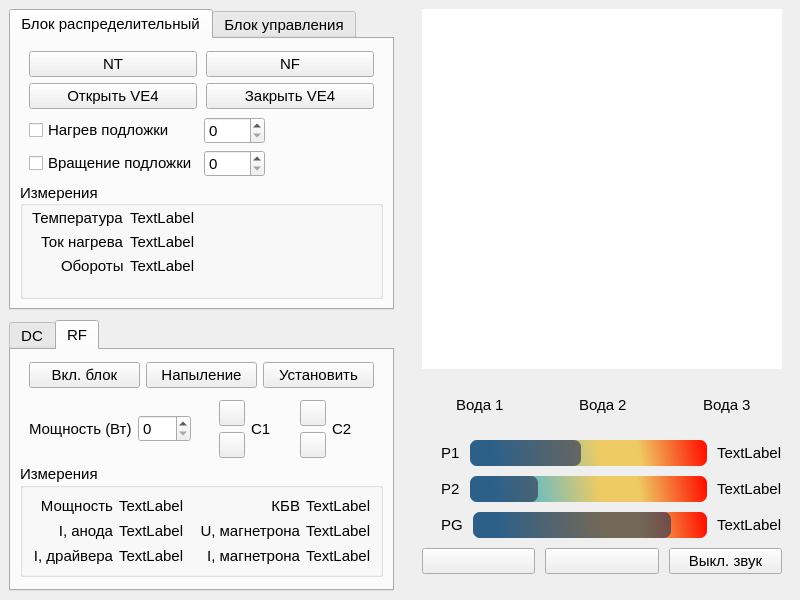
Old version of the form startup.ui in the repository Oerdna/VN3000.
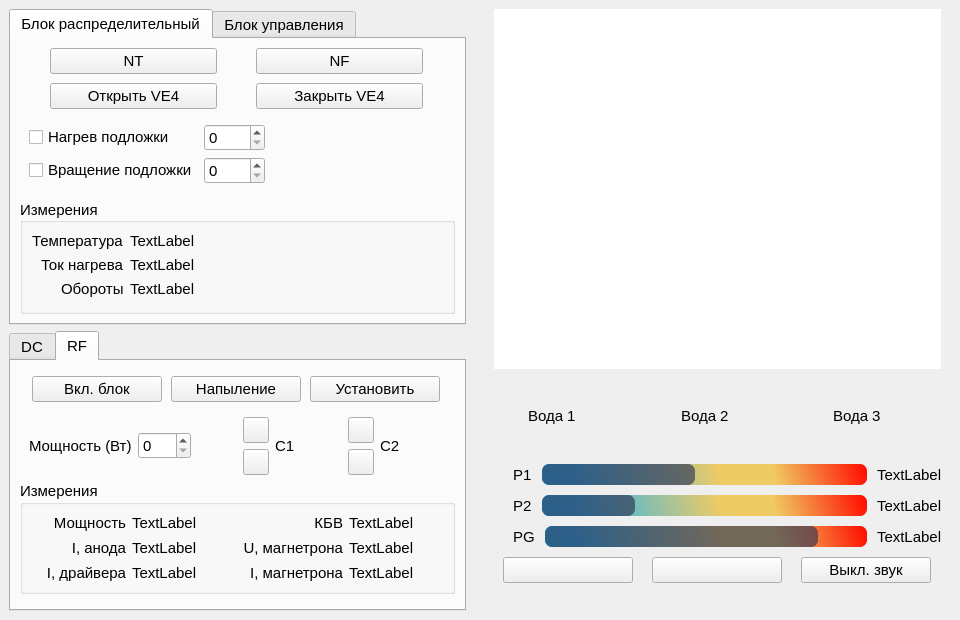
New version of the form. The open tabs and pages were chosen to show the change. Icons and pictures are not drawn.

The edit to the form file:
```diff
--- a/startup.ui
+++ b/startup.ui
@@ -7,8 +7,8 @@
    <rect>
     <x>0</x>
     <y>0</y>
-    <width>800</width>
-    <height>600</height>
+    <width>960</width>
+    <height>620</height>
    </rect>
   </property>
   <property name="sizePolicy">
@@ -19,14 +19,14 @@
   </property>
   <property name="minimumSize">
    <size>
-    <width>800</width>
-    <height>600</height>
+    <width>960</width>
+    <height>620</height>
    </size>
   </property>
   <property name="maximumSize">
    <size>
-    <width>800</width>
-    <height>600</height>
+    <width>960</width>
+    <height>620</height>
    </size>
   </property>
   <property name="font">
@@ -76,7 +76,7 @@
     <item>
      <layout class="QVBoxLayout" name="verticalLayout">
       <property name="spacing">
-       <number>10</number>
+       <number>6</number>
       </property>
       <property name="leftMargin">
        <number>9</number>
@@ -128,31 +128,25 @@
           <string>Блок распределительный</string>
          </attribute>
          <layout class="QVBoxLayout" name="verticalLayout_3">
-          <property name="spacing">
-           <number>2</number>
-          </property>
           <item>
            <layout class="QGridLayout" name="gridLayout_2_blockRasp">
-            <property name="leftMargin">
+            <property name="spacing">
              <number>9</number>
             </property>
-            <property name="topMargin">
-             <number>3</number>
-            </property>
-            <property name="rightMargin">
-             <number>9</number>
-            </property>
-            <property name="bottomMargin">
-             <number>3</number>
-            </property>
-            <property name="horizontalSpacing">
-             <number>9</number>
-            </property>
-            <property name="verticalSpacing">
-             <number>6</number>
-            </property>
             <item row="1" column="0">
              <widget class="QPushButton" name="pushButton_open_VE4">
+              <property name="minimumSize">
+               <size>
+                <width>167</width>
+                <height>26</height>
+               </size>
+              </property>
+              <property name="maximumSize">
+               <size>
+                <width>167</width>
+                <height>26</height>
+               </size>
+              </property>
               <property name="text">
                <string>Открыть VE4</string>
               </property>
@@ -160,6 +154,18 @@
             </item>
             <item row="1" column="1">
              <widget class="QPushButton" name="pushButton_close_VE4">
+              <property name="minimumSize">
+               <size>
+                <width>167</width>
+                <height>26</height>
+               </size>
+              </property>
+              <property name="maximumSize">
+               <size>
+                <width>167</width>
+                <height>26</height>
+               </size>
+              </property>
               <property name="text">
                <string>Закрыть VE4</string>
               </property>
@@ -167,6 +173,18 @@
             </item>
             <item row="0" column="0">
              <widget class="QPushButton" name="pushButton_NT">
+              <property name="minimumSize">
+               <size>
+                <width>167</width>
+                <height>26</height>
+               </size>
+              </property>
+              <property name="maximumSize">
+               <size>
+                <width>167</width>
+                <height>26</height>
+               </size>
+              </property>
               <property name="text">
                <string>NT</string>
               </property>
@@ -187,6 +205,18 @@
             </item>
             <item row="0" column="1">
              <widget class="QPushButton" name="pushButton_NF">
+              <property name="minimumSize">
+               <size>
+                <width>167</width>
+                <height>26</height>
+               </size>
+              </property>
+              <property name="maximumSize">
+               <size>
+                <width>167</width>
+                <height>26</height>
+               </size>
+              </property>
               <property name="text">
                <string>NF</string>
               </property>
@@ -216,23 +246,29 @@
              <number>9</number>
             </property>
             <property name="topMargin">
-             <number>3</number>
+             <number>9</number>
             </property>
             <property name="rightMargin">
              <number>9</number>
             </property>
             <property name="bottomMargin">
-             <number>3</number>
+             <number>9</number>
             </property>
             <property name="spacing">
              <number>6</number>
             </property>
-            <item row="0" column="1">
-             <widget class="QSpinBox" name="spinBox_current_heat">
-              <property name="maximum">
-               <number>5500</number>
+            <item row="0" column="2">
+             <spacer name="horizontalSpacer_2">
+              <property name="orientation">
+               <enum>Qt::Horizontal</enum>
               </property>
-             </widget>
+              <property name="sizeHint" stdset="0">
+               <size>
+                <width>40</width>
+                <height>20</height>
+               </size>
+              </property>
+             </spacer>
             </item>
             <item row="1" column="0">
              <widget class="QCheckBox" name="checkBox_rotation_substrate">
@@ -241,13 +277,6 @@
               </property>
              </widget>
             </item>
-            <item row="1" column="1">
-             <widget class="QSpinBox" name="spinBox_Speed">
-              <property name="maximum">
-               <number>100</number>
-              </property>
-             </widget>
-            </item>
             <item row="0" column="0">
              <widget class="QCheckBox" name="checkBox_currnet_heat">
               <property name="text">
@@ -255,19 +284,6 @@
               </property>
              </widget>
             </item>
-            <item row="0" column="2">
-             <spacer name="horizontalSpacer_2">
-              <property name="orientation">
-               <enum>Qt::Horizontal</enum>
-              </property>
-              <property name="sizeHint" stdset="0">
-               <size>
-                <width>40</width>
-                <height>20</height>
-               </size>
-              </property>
-             </spacer>
-            </item>
             <item row="1" column="2">
              <spacer name="horizontalSpacer_3">
               <property name="orientation">
@@ -281,6 +297,38 @@
               </property>
              </spacer>
             </item>
+            <item row="1" column="1">
+             <widget class="QSpinBox" name="spinBox_Speed">
+              <property name="minimumSize">
+               <size>
+                <width>57</width>
+                <height>22</height>
+               </size>
+              </property>
+              <property name="maximum">
+               <number>100</number>
+              </property>
+             </widget>
+            </item>
+            <item row="0" column="1">
+             <widget class="QSpinBox" name="spinBox_current_heat">
+              <property name="minimumSize">
+               <size>
+                <width>57</width>
+                <height>22</height>
+               </size>
+              </property>
+              <property name="maximumSize">
+               <size>
+                <width>16777215</width>
+                <height>16777215</height>
+               </size>
+              </property>
+              <property name="maximum">
+               <number>5500</number>
+              </property>
+             </widget>
+            </item>
            </layout>
           </item>
           <item>
@@ -307,12 +355,6 @@
              <property name="labelAlignment">
               <set>Qt::AlignRight|Qt::AlignTrailing|Qt::AlignVCenter</set>
              </property>
-             <property name="topMargin">
-              <number>3</number>
-             </property>
-             <property name="bottomMargin">
-              <number>3</number>
-             </property>
              <item row="0" column="0">
               <widget class="QLabel" name="label_temperature">
                <property name="frameShape">
@@ -382,30 +424,21 @@
          </attribute>
          <layout class="QVBoxLayout" name="verticalLayout_4">
           <property name="spacing">
-           <number>3</number>
+           <number>6</number>
           </property>
           <item>
            <layout class="QGridLayout" name="gridLayout_2_blockUpr" columnstretch="0,0">
-            <property name="leftMargin">
+            <property name="spacing">
              <number>9</number>
             </property>
-            <property name="topMargin">
-             <number>3</number>
-            </property>
-            <property name="rightMargin">
-             <number>9</number>
-            </property>
-            <property name="bottomMargin">
-             <number>3</number>
-            </property>
-            <property name="horizontalSpacing">
-             <number>9</number>
-            </property>
-            <property name="verticalSpacing">
-             <number>6</number>
-            </property>
             <item row="1" column="0">
              <widget class="QPushButton" name="pushButton_VE3">
+              <property name="maximumSize">
+               <size>
+                <width>167</width>
+                <height>26</height>
+               </size>
+              </property>
               <property name="text">
                <string>Клапан VE3</string>
               </property>
@@ -416,6 +449,12 @@
             </item>
             <item row="0" column="0">
              <widget class="QPushButton" name="pushButton_VE1">
+              <property name="maximumSize">
+               <size>
+                <width>167</width>
+                <height>26</height>
+               </size>
+              </property>
               <property name="text">
                <string>Клапан VE1</string>
               </property>
@@ -426,6 +465,12 @@
             </item>
             <item row="0" column="1">
              <widget class="QPushButton" name="pushButton_VE2">
+              <property name="maximumSize">
+               <size>
+                <width>167</width>
+                <height>26</height>
+               </size>
+              </property>
               <property name="text">
                <string>Клапан VE2</string>
               </property>
@@ -436,6 +481,12 @@
             </item>
             <item row="1" column="1">
              <widget class="QPushButton" name="pushButton_PG">
+              <property name="maximumSize">
+               <size>
+                <width>167</width>
+                <height>26</height>
+               </size>
+              </property>
               <property name="text">
                <string>Датчик PG</string>
               </property>
@@ -456,13 +507,13 @@
              <number>9</number>
             </property>
             <property name="topMargin">
-             <number>3</number>
+             <number>9</number>
             </property>
             <property name="rightMargin">
              <number>9</number>
             </property>
             <property name="bottomMargin">
-             <number>3</number>
+             <number>9</number>
             </property>
             <property name="spacing">
              <number>6</number>
@@ -720,13 +771,13 @@
              <number>9</number>
             </property>
             <property name="topMargin">
-             <number>6</number>
+             <number>9</number>
             </property>
             <property name="rightMargin">
              <number>9</number>
             </property>
             <property name="bottomMargin">
-             <number>6</number>
+             <number>9</number>
             </property>
             <item>
              <widget class="QPushButton" name="pushButton_enableDcBlock">
@@ -735,13 +786,13 @@
               </property>
               <property name="minimumSize">
                <size>
-                <width>110</width>
+                <width>130</width>
                 <height>26</height>
                </size>
               </property>
               <property name="maximumSize">
                <size>
-                <width>110</width>
+                <width>130</width>
                 <height>26</height>
                </size>
               </property>
@@ -770,13 +821,13 @@
              <widget class="QPushButton" name="pushButton_CurrentDcMagnetron">
               <property name="minimumSize">
                <size>
-                <width>111</width>
+                <width>130</width>
                 <height>26</height>
                </size>
               </property>
               <property name="maximumSize">
                <size>
-                <width>111</width>
+                <width>130</width>
                 <height>26</height>
                </size>
               </property>
@@ -792,19 +843,6 @@
               </property>
              </widget>
             </item>
-            <item>
-             <spacer name="horizontalSpacer_9">
-              <property name="orientation">
-               <enum>Qt::Horizontal</enum>
-              </property>
-              <property name="sizeHint" stdset="0">
-               <size>
-                <width>40</width>
-                <height>20</height>
-               </size>
-              </property>
-             </spacer>
-            </item>
            </layout>
           </item>
           <item>
@@ -813,13 +851,13 @@
              <number>9</number>
             </property>
             <property name="topMargin">
-             <number>6</number>
+             <number>9</number>
             </property>
             <property name="rightMargin">
              <number>9</number>
             </property>
             <property name="bottomMargin">
-             <number>6</number>
+             <number>9</number>
             </property>
             <property name="horizontalSpacing">
              <number>6</number>
@@ -839,6 +877,12 @@
             </item>
             <item row="0" column="1">
              <widget class="QSpinBox" name="spinBox_CurrentDcMagnetron">
+              <property name="minimumSize">
+               <size>
+                <width>49</width>
+                <height>22</height>
+               </size>
+              </property>
               <property name="maximum">
                <number>255</number>
               </property>
@@ -938,16 +982,28 @@
              <number>9</number>
             </property>
             <property name="topMargin">
-             <number>6</number>
+             <number>9</number>
             </property>
             <property name="rightMargin">
              <number>9</number>
             </property>
             <property name="bottomMargin">
-             <number>6</number>
+             <number>9</number>
             </property>
             <item>
              <widget class="QPushButton" name="pushButton_enableRfBlock">
+              <property name="minimumSize">
+               <size>
+                <width>130</width>
+                <height>26</height>
+               </size>
+              </property>
+              <property name="maximumSize">
+               <size>
+                <width>130</width>
+                <height>26</height>
+               </size>
+              </property>
               <property name="text">
                <string>Вкл. блок</string>
               </property>
@@ -962,6 +1018,18 @@
             </item>
             <item>
              <widget class="QPushButton" name="pushButton_sputteringRFcheck">
+              <property name="minimumSize">
+               <size>
+                <width>130</width>
+                <height>26</height>
+               </size>
+              </property>
+              <property name="maximumSize">
+               <size>
+                <width>130</width>
+                <height>26</height>
+               </size>
+              </property>
               <property name="text">
                <string>Напыление</string>
               </property>
@@ -972,6 +1040,18 @@
             </item>
             <item>
              <widget class="QPushButton" name="pushButton_sputteringRF">
+              <property name="minimumSize">
+               <size>
+                <width>130</width>
+                <height>26</height>
+               </size>
+              </property>
+              <property name="maximumSize">
+               <size>
+                <width>130</width>
+                <height>26</height>
+               </size>
+              </property>
               <property name="text">
                <string>Установить</string>
               </property>
@@ -1006,6 +1086,12 @@
             </item>
             <item>
              <widget class="QSpinBox" name="spinBox_powerRfMagnetron">
+              <property name="minimumSize">
+               <size>
+                <width>49</width>
+                <height>22</height>
+               </size>
+              </property>
               <property name="maximum">
                <number>500</number>
               </property>
@@ -1028,6 +1114,12 @@
              <layout class="QGridLayout" name="gridLayout_2">
               <item row="0" column="0">
                <widget class="QPushButton" name="pushButton_upC1">
+                <property name="minimumSize">
+                 <size>
+                  <width>26</width>
+                  <height>26</height>
+                 </size>
+                </property>
                 <property name="maximumSize">
                  <size>
                   <width>26</width>
@@ -1054,6 +1146,12 @@
               </item>
               <item row="1" column="0">
                <widget class="QPushButton" name="pushButton_downC1">
+                <property name="minimumSize">
+                 <size>
+                  <width>26</width>
+                  <height>26</height>
+                 </size>
+                </property>
                 <property name="maximumSize">
                  <size>
                   <width>26</width>
@@ -1104,6 +1202,12 @@
              <layout class="QGridLayout" name="gridLayout_3">
               <item row="0" column="0">
                <widget class="QPushButton" name="pushButton_upC2">
+                <property name="minimumSize">
+                 <size>
+                  <width>26</width>
+                  <height>26</height>
+                 </size>
+                </property>
                 <property name="maximumSize">
                  <size>
                   <width>26</width>
@@ -1130,6 +1234,12 @@
               </item>
               <item row="1" column="0">
                <widget class="QPushButton" name="pushButton_downC2">
+                <property name="minimumSize">
+                 <size>
+                  <width>26</width>
+                  <height>26</height>
+                 </size>
+                </property>
                 <property name="maximumSize">
                  <size>
                   <width>26</width>
@@ -1357,7 +1467,7 @@
         </property>
         <property name="minimumSize">
          <size>
-          <width>360</width>
+          <width>447</width>
           <height>360</height>
          </size>
         </property>
@@ -1367,6 +1477,12 @@
           <height>360</height>
          </size>
         </property>
+        <property name="focusPolicy">
+         <enum>Qt::WheelFocus</enum>
+        </property>
+        <property name="layoutDirection">
+         <enum>Qt::LeftToRight</enum>
+        </property>
         <property name="frameShape">
          <enum>QFrame::NoFrame</enum>
         </property>
@@ -1525,6 +1641,18 @@
         </item>
         <item>
          <widget class="QProgressBar" name="progressBar_P1">
+          <property name="minimumSize">
+           <size>
+            <width>0</width>
+            <height>21</height>
+           </size>
+          </property>
+          <property name="maximumSize">
+           <size>
+            <width>16777215</width>
+            <height>21</height>
+           </size>
+          </property>
           <property name="styleSheet">
            <string notr="true">QProgressBar {
 background-color:qlineargradient(spread:pad, x1:0, y1:0.46, x2:1, y2:0.44, stop:0.1 rgba(34, 180, 246, 255), stop:0.55 rgba(239, 203, 99, 255),stop:0.71 rgba(239, 203, 99, 255), stop:1 rgba(255, 14, 0, 255));
@@ -1603,6 +1731,18 @@
         </item>
         <item>
          <widget class="QProgressBar" name="progressBar_P2">
+          <property name="minimumSize">
+           <size>
+            <width>0</width>
+            <height>21</height>
+           </size>
+          </property>
+          <property name="maximumSize">
+           <size>
+            <width>16777215</width>
+            <height>21</height>
+           </size>
+          </property>
           <property name="styleSheet">
            <string notr="true">QProgressBar {
 background-color:qlineargradient(spread:pad, x1:0, y1:0.46, x2:1, y2:0.44, stop:0.1 rgba(34, 180, 246, 255), stop:0.55 rgba(239, 203, 99, 255),stop:0.71 rgba(239, 203, 99, 255), stop:1 rgba(255, 14, 0, 255));
@@ -1681,6 +1821,18 @@
           <property name="enabled">
            <bool>true</bool>
           </property>
+          <property name="minimumSize">
+           <size>
+            <width>0</width>
+            <height>21</height>
+           </size>
+          </property>
+          <property name="maximumSize">
+           <size>
+            <width>16777215</width>
+            <height>21</height>
+           </size>
+          </property>
           <property name="styleSheet">
            <string notr="true">QProgressBar {
 background-color:qlineargradient(spread:pad, x1:0, y1:0.46, x2:1, y2:0.44, stop:0.1 rgba(34, 180, 246, 255), stop:0.55 rgba(239, 203, 99, 255),stop:0.71 rgba(239, 203, 99, 255), stop:1 rgba(255, 14, 0, 255));
@@ -1727,6 +1879,18 @@
        <layout class="QHBoxLayout" name="horizontalLayout_5">
         <item>
          <widget class="QPushButton" name="pushButton_settings">
+          <property name="minimumSize">
+           <size>
+            <width>130</width>
+            <height>26</height>
+           </size>
+          </property>
+          <property name="maximumSize">
+           <size>
+            <width>130</width>
+            <height>26</height>
+           </size>
+          </property>
           <property name="text">
            <string/>
           </property>
@@ -1734,10 +1898,28 @@
            <iconset resource="resources.qrc">
             <normaloff>:/icons/icons/icons8-automatic-100.png</normaloff>:/icons/icons/icons8-automatic-100.png</iconset>
           </property>
+          <property name="iconSize">
+           <size>
+            <width>20</width>
+            <height>20</height>
+           </size>
+          </property>
          </widget>
         </item>
         <item>
          <widget class="QPushButton" name="pushButton_About">
+          <property name="minimumSize">
+           <size>
+            <width>130</width>
+            <height>26</height>
+           </size>
+          </property>
+          <property name="maximumSize">
+           <size>
+            <width>130</width>
+            <height>26</height>
+           </size>
+          </property>
           <property name="text">
            <string/>
           </property>
@@ -1745,10 +1927,28 @@
            <iconset resource="resources.qrc">
             <normaloff>:/icons/icons/icons8-book-100.png</normaloff>:/icons/icons/icons8-book-100.png</iconset>
           </property>
+          <property name="iconSize">
+           <size>
+            <width>20</width>
+            <height>20</height>
+           </size>
+          </property>
          </widget>
         </item>
         <item>
          <widget class="QPushButton" name="pushButton_disVolume">
+          <property name="minimumSize">
+           <size>
+            <width>130</width>
+            <height>26</height>
+           </size>
+          </property>
+          <property name="maximumSize">
+           <size>
+            <width>130</width>
+            <height>26</height>
+           </size>
+          </property>
           <property name="text">
            <string>Выкл. звук</string>
           </property>
@@ -1756,6 +1956,12 @@
            <iconset resource="resources.qrc">
             <normaloff>:/icons/icons/icons8-no-audio-100.png</normaloff>:/icons/icons/icons8-no-audio-100.png</iconset>
           </property>
+          <property name="iconSize">
+           <size>
+            <width>20</width>
+            <height>20</height>
+           </size>
+          </property>
          </widget>
         </item>
        </layout>
```
